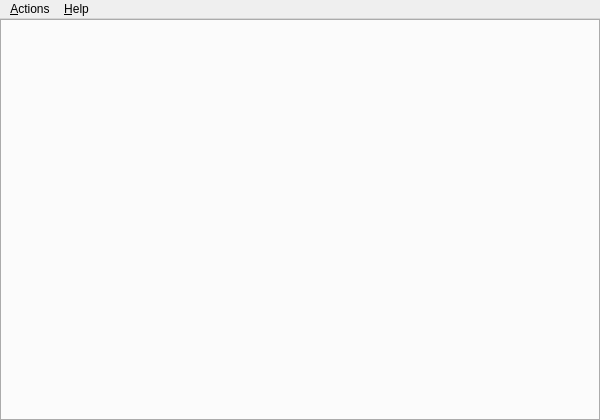
This is src/forms/qterminal.ui in lxqt/qterminal as Qt 5 draws it before an edit. The edited form follows.
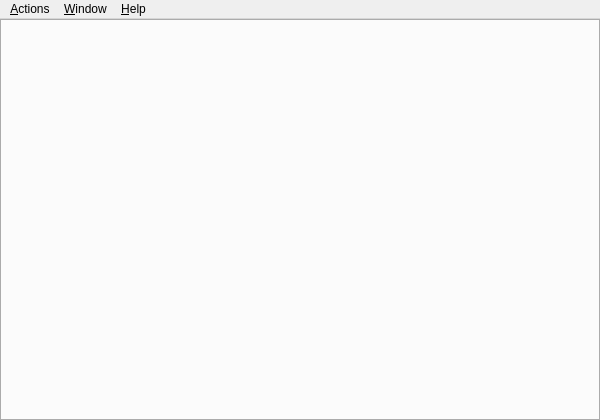
This is the edited form. Icons and pictures are not drawn. Custom widgets are drawn as their Qt base class.

Diff of the .ui file:
```diff
--- a/src/forms/qterminal.ui
+++ b/src/forms/qterminal.ui
@@ -69,7 +69,13 @@
     <addaction name="actAbout"/>
     <addaction name="actAboutQt"/>
    </widget>
+   <widget class="QMenu" name="menu_Window">
+    <property name="title">
+     <string>&amp;Window</string>
+    </property>
+   </widget>
    <addaction name="menu_Actions"/>
+   <addaction name="menu_Window"/>
    <addaction name="menu_Help"/>
   </widget>
   <action name="actAbout">
```
